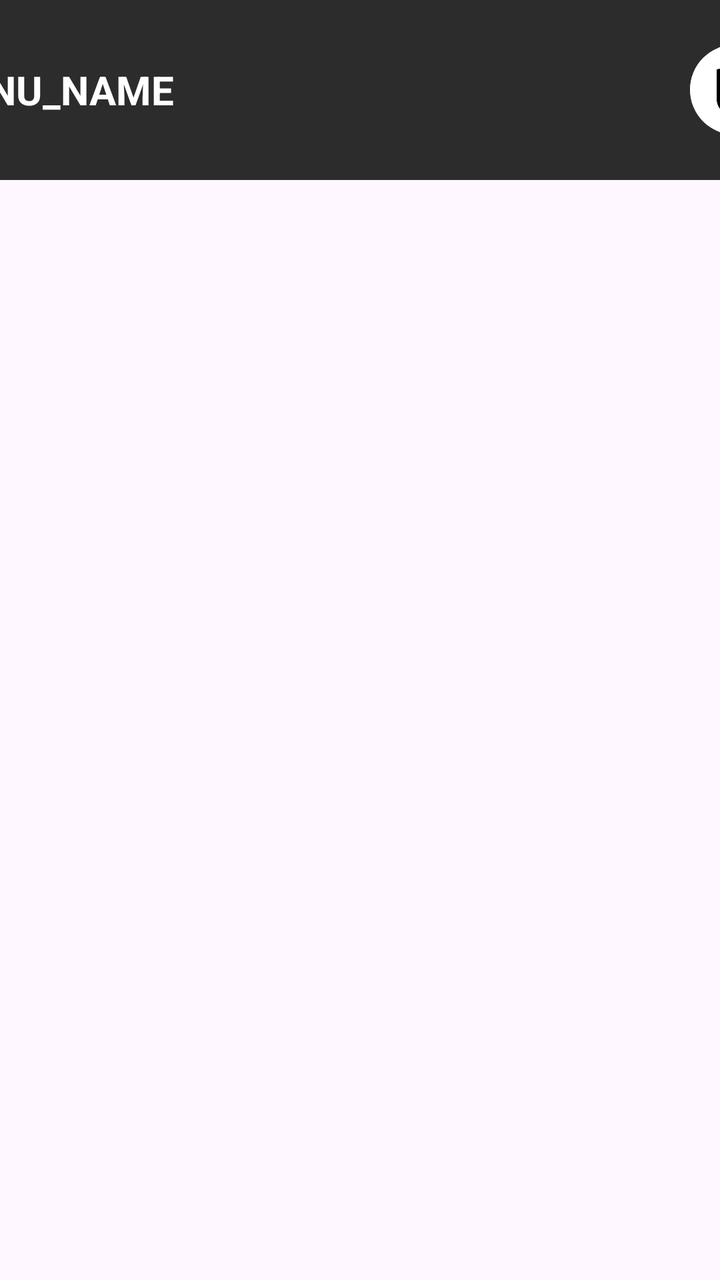
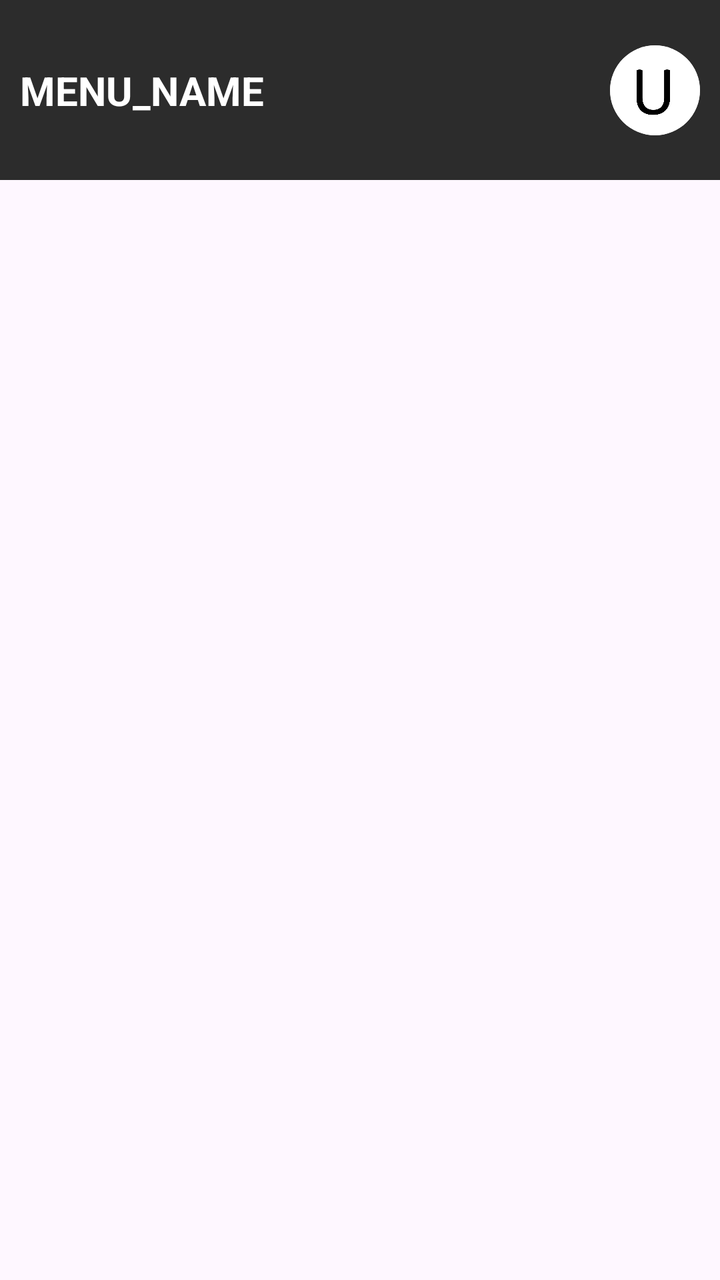

Before-and-after screenshots of an Android layout around one commit, followed by the original layout XML and the change that was made.
<!-- AndroidManifest.xml: application theme Theme.Riova -->
<!-- res/layout/header.xml -->
<?xml version="1.0" encoding="utf-8"?>
<androidx.constraintlayout.widget.ConstraintLayout xmlns:android="http://schemas.android.com/apk/res/android"
    xmlns:app="http://schemas.android.com/apk/res-auto"
    android:layout_width="match_parent"
    android:layout_height="match_parent">

    
    <LinearLayout
        android:layout_margin="0dp"
        android:layout_width="match_parent"
        android:layout_height="90dp"
        android:orientation="horizontal"
        android:gravity="center"
        app:layout_constraintTop_toTopOf="parent"
        app:layout_constraintEnd_toEndOf="parent"
        app:layout_constraintStart_toStartOf="parent"
        android:background="@color/footer_back"
        android:id="@+id/header_layout">
        <TextView
            android:layout_width="225dp"
            android:layout_height="wrap_content"
            android:textColor="@color/white"
            android:id="@+id/header_description"
            android:textSize="20sp"
            android:layout_marginEnd="150dp"
            android:text="@string/menu_name"
            style="account_settings_button.xml"
            android:textStyle="bold"
            android:textAlignment="textStart"
            android:fontFamily="sans-serif"/>
        <ImageButton
            android:id="@+id/accountSettings"
            android:contentDescription="@string/user_account"
            style="@style/account_settings_button_style"
            app:backgroundTint="@null"
            android:scaleType="fitCenter"
            android:clipToOutline="true"
            android:src="@drawable/user_icon"/>

    </LinearLayout>

</androidx.constraintlayout.widget.ConstraintLayout>
<!-- resources referenced by this layout -->
<resources>
  <color name="footer_back">#2C2C2C</color>
  <color name="white">#FFFFFFFF</color>
  <!-- drawable user_icon: jpg bitmap (drawable, 13505 bytes) -->
  <string name="menu_name">MENU_NAME</string>
  <string name="user_account">User Account</string>
  <style name="account_settings_button_style" parent="Widget.AppCompat.ImageButton">
          <item name="android:clickable">true</item>
          <item name="android:focusable">true</item>
          <item name="android:layout_width">45dp</item>
          <item name="android:layout_height">45dp</item>
          <item name="android:layout_margin">5dp</item>
          <item name="android:background">@drawable/account_settings_button</item>
          <item name="cornerSize">16dp</item>
          <item name="cornerFamily">rounded</item>
      </style>
  <style name="Theme.Riova" parent="Base.Theme.Riova" />
  <!-- drawable account_settings_button (drawable) -->
  <?xml version="1.0" encoding="utf-8"?>
  <shape xmlns:android="http://schemas.android.com/apk/res/android">
      <solid android:color="#00000000"/>
      <stroke
          android:width="3dp"
          android:color="#FFFFFF"
          />
      <corners
          android:radius="2000dp"
          />
  </shape>
  <style name="Base.Theme.Riova" parent="Theme.Material3.DayNight.NoActionBar">
          
          
      </style>
</resources>

<!-- the commit's change to res/layout/header.xml (unified diff, before → after) -->
@@ -9,33 +9,46 @@
         android:layout_margin="0dp"
         android:layout_width="match_parent"
         android:layout_height="90dp"
-        android:orientation="horizontal"
+        android:orientation="vertical"
         android:gravity="center"
         app:layout_constraintTop_toTopOf="parent"
         app:layout_constraintEnd_toEndOf="parent"
         app:layout_constraintStart_toStartOf="parent"
         android:background="@color/footer_back"
         android:id="@+id/header_layout">
-        <TextView
-            android:layout_width="225dp"
-            android:layout_height="wrap_content"
-            android:textColor="@color/white"
-            android:id="@+id/header_description"
-            android:textSize="20sp"
-            android:layout_marginEnd="150dp"
-            android:text="@string/menu_name"
-            style="account_settings_button.xml"
-            android:textStyle="bold"
-            android:textAlignment="textStart"
-            android:fontFamily="sans-serif"/>
-        <ImageButton
-            android:id="@+id/accountSettings"
-            android:contentDescription="@string/user_account"
-            style="@style/account_settings_button_style"
-            app:backgroundTint="@null"
-            android:scaleType="fitCenter"
-            android:clipToOutline="true"
-            android:src="@drawable/user_icon"/>
+        <androidx.constraintlayout.widget.ConstraintLayout
+            android:layout_width="match_parent"
+            android:layout_height="match_parent">
+
+            <TextView
+                app:layout_constraintWidth_percent="0.5"
+                android:layout_margin="10dp"
+                app:layout_constraintStart_toStartOf="parent"
+                app:layout_constraintTop_toTopOf="parent"
+                app:layout_constraintBottom_toBottomOf="parent"
+                android:layout_height="wrap_content"
+                android:textColor="@color/white"
+                android:id="@+id/header_description"
+                android:textSize="20sp"
+                android:text="@string/menu_name"
+                style="account_settings_button.xml"
+                android:textStyle="bold"
+                android:textAlignment="textStart"
+                android:fontFamily="sans-serif"/>
+            <ImageButton
+                android:layout_margin="10dp"
+                app:layout_constraintEnd_toEndOf="parent"
+                app:layout_constraintTop_toTopOf="parent"
+                app:layout_constraintBottom_toBottomOf="parent"
+                android:id="@+id/accountSettings"
+                android:contentDescription="@string/user_account"
+                style="@style/account_settings_button_style"
+                app:backgroundTint="@null"
+                android:scaleType="fitCenter"
+                android:clipToOutline="true"
+                android:src="@drawable/user_icon"/>
+
+        </androidx.constraintlayout.widget.ConstraintLayout>
 
     </LinearLayout>
 
